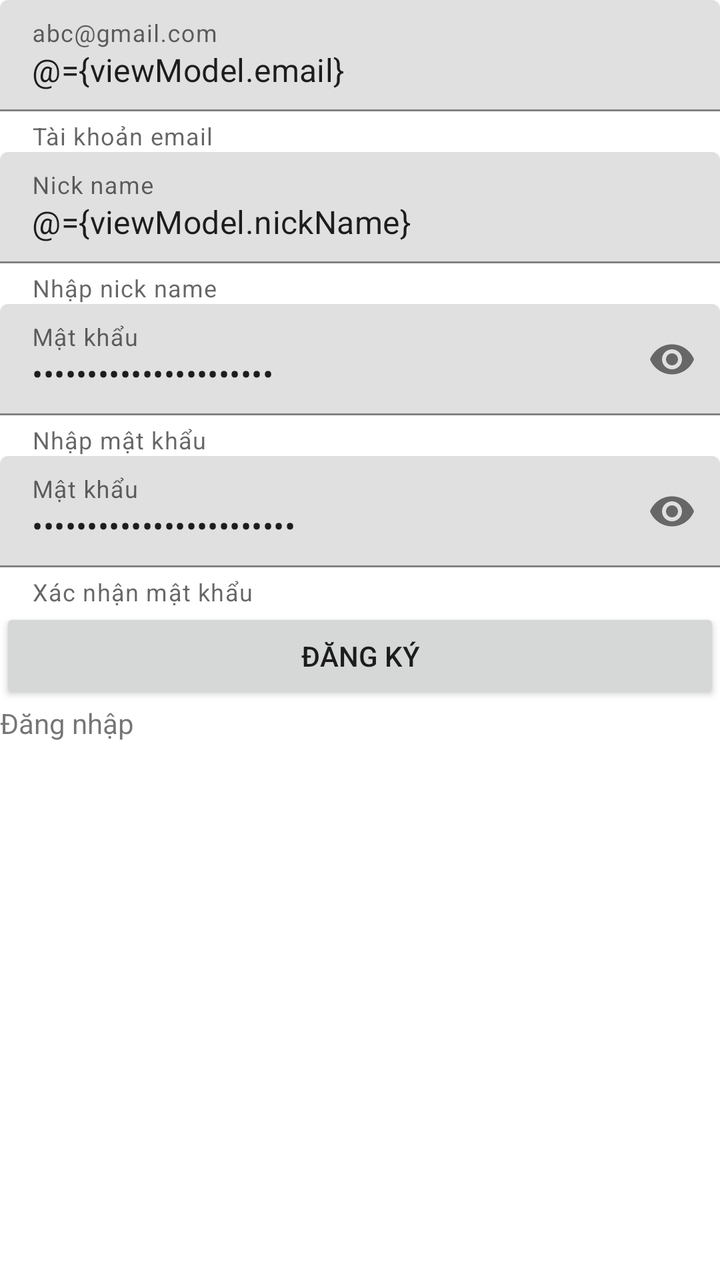
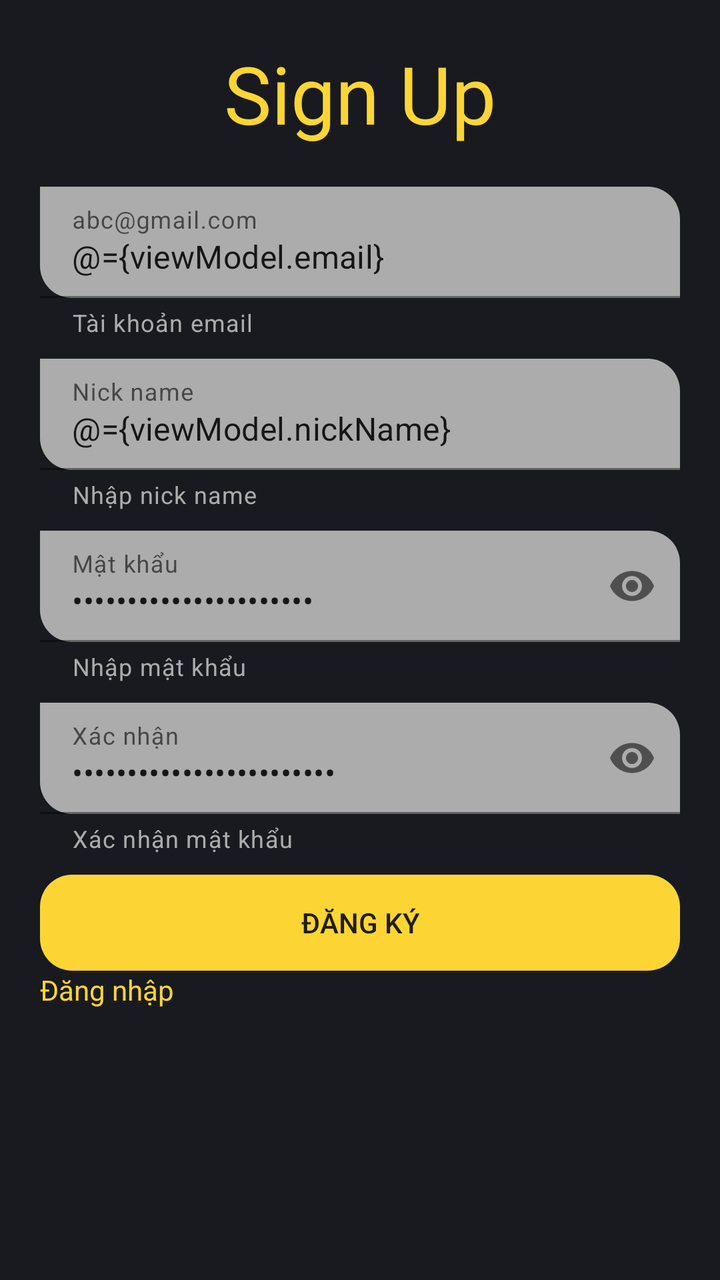

Compare the two renders of this Android layout. The source of the first and the diff that turns it into the second are given below.
<!-- AndroidManifest.xml: application theme Theme.Acrid -->
<!-- res/layout/fragment_sign_up.xml -->
<?xml version="1.0" encoding="utf-8"?>
<layout xmlns:android="http://schemas.android.com/apk/res/android"
    xmlns:tools="http://schemas.android.com/tools"
    xmlns:app="http://schemas.android.com/apk/res-auto"
    tools:context=".View.Fragment.SignUpFragment">
    <data>
        <import type="androidx.lifecycle.ViewModelProvider"/>
        <variable
            name="viewModel"
            type="com.example.acrid.viewModel.SignUpViewModel" />
    </data>
    <LinearLayout
        android:layout_width="match_parent"
        android:layout_height="match_parent"
        android:orientation="vertical">
        <com.google.android.material.textfield.TextInputLayout
            android:id="@+id/boxEmailWrapper"
            android:layout_width="match_parent"
            android:layout_height="wrap_content"
            app:helperTextEnabled="true"
            app:helperText="Tài khoản email"
            android:hint="abc@gmail.com"
            app:errorEnabled="true">
            <com.google.android.material.textfield.TextInputEditText
                android:layout_width="match_parent"
                android:layout_height="match_parent"
                android:id="@+id/edtEmail"
                android:text="@={viewModel.email}"
                />
        </com.google.android.material.textfield.TextInputLayout>
        <com.google.android.material.textfield.TextInputLayout
            android:id="@+id/boxNickNameWrapper"
            android:layout_width="match_parent"
            android:layout_height="wrap_content"
            app:helperTextEnabled="true"
            app:helperText="Nhập nick name"
            android:hint="Nick name">
            <com.google.android.material.textfield.TextInputEditText
                android:layout_width="match_parent"
                android:layout_height="match_parent"
                android:id="@+id/edtNickName"
                android:text="@={viewModel.nickName}"
                />
        </com.google.android.material.textfield.TextInputLayout>
        <com.google.android.material.textfield.TextInputLayout
            android:id="@+id/boxPasswordWrapper"
            android:layout_width="match_parent"
            android:layout_height="wrap_content"
            app:helperTextEnabled="true"
            app:helperText="Nhập mật khẩu"
            android:hint="Mật khẩu"
            app:endIconMode="password_toggle"
            >
            <com.google.android.material.textfield.TextInputEditText
                android:layout_width="match_parent"
                android:layout_height="match_parent"
                android:id="@+id/edtPassword"
                android:inputType="textPassword"
                android:text="@={viewModel.password}"
                />
        </com.google.android.material.textfield.TextInputLayout>
        <com.google.android.material.textfield.TextInputLayout
            android:id="@+id/boxRePasswordWrapper"
            android:layout_width="match_parent"
            android:layout_height="wrap_content"
            app:helperTextEnabled="true"
            app:helperText="Xác nhận mật khẩu"
            android:hint="Mật khẩu"
            app:endIconMode="password_toggle"
            >
            <com.google.android.material.textfield.TextInputEditText
                android:layout_width="match_parent"
                android:layout_height="match_parent"
                android:id="@+id/edtRePassword"
                android:inputType="textPassword"
                android:text="@={viewModel.rePassword}"
                />
        </com.google.android.material.textfield.TextInputLayout>
        <androidx.appcompat.widget.AppCompatButton
            android:layout_width="match_parent"
            android:layout_height="wrap_content"
            android:id="@+id/btnSignUp"
            android:text="Đăng ký"
            />
        <TextView
            android:layout_width="wrap_content"
            android:layout_height="wrap_content"
            android:text="Đăng nhập"
            android:id="@+id/txtSignUp"/>
    </LinearLayout>
</layout>
<!-- resources referenced by this layout -->
<resources>
  <style name="Theme.Acrid" parent="Base.Theme.Acrid" />
  <style name="Base.Theme.Acrid" parent="Theme.MaterialComponents.DayNight.NoActionBar">
          
          
      </style>
</resources>

<!-- the commit's change to res/layout/fragment_sign_up.xml (unified diff, before → after) -->
@@ -12,7 +12,19 @@
     <LinearLayout
         android:layout_width="match_parent"
         android:layout_height="match_parent"
-        android:orientation="vertical">
+        android:orientation="vertical"
+        android:background="@color/bg"
+        android:paddingHorizontal="20dp"
+        >
+        <TextView
+            android:layout_width="wrap_content"
+            android:layout_height="wrap_content"
+            android:layout_gravity="center_horizontal"
+            android:textColor="@color/mainChild"
+            android:text="Sign Up"
+            android:textSize="40dp"
+            android:layout_marginVertical="20dp"
+            android:fontFamily="sans-serif"/>
         <com.google.android.material.textfield.TextInputLayout
             android:id="@+id/boxEmailWrapper"
             android:layout_width="match_parent"
@@ -20,26 +32,35 @@
             app:helperTextEnabled="true"
             app:helperText="Tài khoản email"
             android:hint="abc@gmail.com"
-            app:errorEnabled="true">
+            app:errorEnabled="true"
+            app:helperTextTextColor="@color/primary">
             <com.google.android.material.textfield.TextInputEditText
                 android:layout_width="match_parent"
                 android:layout_height="match_parent"
                 android:id="@+id/edtEmail"
                 android:text="@={viewModel.email}"
+                android:backgroundTint="@color/primary"
+                android:background="@drawable/corner_tr_bl"
                 />
         </com.google.android.material.textfield.TextInputLayout>
+
         <com.google.android.material.textfield.TextInputLayout
             android:id="@+id/boxNickNameWrapper"
             android:layout_width="match_parent"
             android:layout_height="wrap_content"
             app:helperTextEnabled="true"
             app:helperText="Nhập nick name"
-            android:hint="Nick name">
+            android:hint="Nick name"
+            app:helperTextTextColor="@color/primary"
+            android:layout_marginTop="10dp"
+            >
             <com.google.android.material.textfield.TextInputEditText
                 android:layout_width="match_parent"
                 android:layout_height="match_parent"
                 android:id="@+id/edtNickName"
                 android:text="@={viewModel.nickName}"
+                android:backgroundTint="@color/primary"
+                android:background="@drawable/corner_tr_bl"
                 />
         </com.google.android.material.textfield.TextInputLayout>
         <com.google.android.material.textfield.TextInputLayout
@@ -50,6 +71,9 @@
             app:helperText="Nhập mật khẩu"
             android:hint="Mật khẩu"
             app:endIconMode="password_toggle"
+            app:helperTextTextColor="@color/primary"
+            android:layout_marginTop="10dp"
+
             >
             <com.google.android.material.textfield.TextInputEditText
                 android:layout_width="match_parent"
@@ -57,6 +81,8 @@
                 android:id="@+id/edtPassword"
                 android:inputType="textPassword"
                 android:text="@={viewModel.password}"
+                android:backgroundTint="@color/primary"
+                android:background="@drawable/corner_tr_bl"
                 />
         </com.google.android.material.textfield.TextInputLayout>
         <com.google.android.material.textfield.TextInputLayout
@@ -65,8 +91,12 @@
             android:layout_height="wrap_content"
             app:helperTextEnabled="true"
             app:helperText="Xác nhận mật khẩu"
-            android:hint="Mật khẩu"
+            android:hint="Xác nhận"
             app:endIconMode="password_toggle"
+            app:hintTextColor="@color/white"
+            app:helperTextTextColor="@color/primary"
+            android:layout_marginTop="10dp"
+
             >
             <com.google.android.material.textfield.TextInputEditText
                 android:layout_width="match_parent"
@@ -74,6 +104,8 @@
                 android:id="@+id/edtRePassword"
                 android:inputType="textPassword"
                 android:text="@={viewModel.rePassword}"
+                android:backgroundTint="@color/primary"
+                android:background="@drawable/corner_tr_bl"
                 />
         </com.google.android.material.textfield.TextInputLayout>
         <androidx.appcompat.widget.AppCompatButton
@@ -81,11 +113,15 @@
             android:layout_height="wrap_content"
             android:id="@+id/btnSignUp"
             android:text="Đăng ký"
+            android:backgroundTint="@color/mainChild"
+            android:background="@drawable/all_corner"
+            android:layout_marginTop="10dp"
             />
         <TextView
             android:layout_width="wrap_content"
             android:layout_height="wrap_content"
             android:text="Đăng nhập"
+            android:textColor="@color/mainChild"
             android:id="@+id/txtSignUp"/>
     </LinearLayout>
 </layout>
<!-- resource entries referenced after the edit -->
@@ -1,9 +1,27 @@
 <!-- resources referenced by this layout -->
 <resources>
+  <color name="bg">#181A20</color>
+  <color name="mainChild">#FCD535</color>
+  <color name="primary">#ACACAC</color>
+  <color name="white">#FFFFFFFF</color>
+  <!-- drawable all_corner (drawable) -->
+  <?xml version="1.0" encoding="utf-8"?>
+  <shape xmlns:android="http://schemas.android.com/apk/res/android">
+  <corners android:radius="16dp"/>
+  </shape>
+  <!-- drawable corner_tr_bl (drawable) -->
+  <?xml version="1.0" encoding="utf-8"?>
+  <shape xmlns:android="http://schemas.android.com/apk/res/android">
+      <corners android:topRightRadius="16dp"
+          android:bottomLeftRadius="16dp"/>
+  </shape>
   <style name="Theme.Acrid" parent="Base.Theme.Acrid" />
   <style name="Base.Theme.Acrid" parent="Theme.MaterialComponents.DayNight.NoActionBar">
           
           
+          <item name="colorPrimary">@color/mainChild</item>
+  
+          <item name="colorControlActivated">@color/mainChild</item>
       </style>
 </resources>
 
